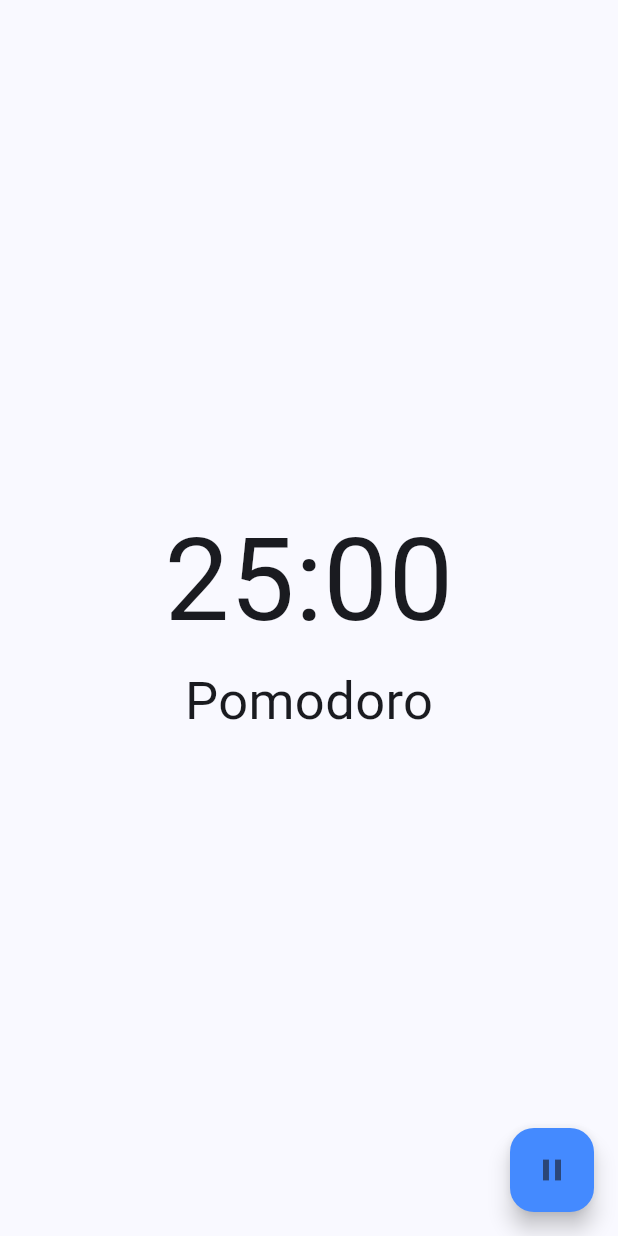
After one commit to JasonBoyett/you_version_pomodoro, a Flutter app: the HomePage screen opened directly, after a tap on the "play arrow" icon, on a phone screen of 412 x 824 dp. The commit adds this screen. Run offline on Flutter 3.47's test engine with Material 3 defaults, Android fonts, the light colour scheme and no system bars; our stand-ins replace flutter_riverpod.

Commit message:
quick reorganization

```diff
--- /dev/null
+++ b/lib/app.dart
@@ -0,0 +1,19 @@
+import 'package:flutter/material.dart';
+
+import 'home-page.dart';
+
+class App extends StatelessWidget {
+  const App({super.key});
+
+  @override
+  Widget build(BuildContext context) {
+    return MaterialApp(
+      title: 'Tomoto Timer',
+      theme: ThemeData(
+        colorScheme: ColorScheme.fromSeed(seedColor: Colors.blueAccent),
+        useMaterial3: true,
+      ),
+      home: const HomePage(),
+    );
+  }
+}
--- a/lib/helpers.dart
+++ b/lib/helpers.dart
@@ -1,3 +1,5 @@
+import 'pomodoroProps.dart';
+
 String displayMinutesTimer(int seconds) {
   int minutes = seconds ~/ 60;
   int remainingSeconds = seconds % 60;
--- /dev/null
+++ b/lib/home-page.dart
@@ -0,0 +1,58 @@
+import 'package:flutter/material.dart';
+import 'package:flutter_riverpod/flutter_riverpod.dart';
+
+import 'helpers.dart';
+import 'pomodoroProps.dart';
+
+class HomePage extends ConsumerWidget {
+  const HomePage({super.key});
+
+  @override
+  Widget build(BuildContext context, WidgetRef ref) {
+    var value = ref.watch(pomodoroProvider);
+    return Scaffold(
+      body: Center(
+        child: Column(
+          mainAxisAlignment: MainAxisAlignment.center,
+          children: [
+            Text(
+              displayMinutesTimer(value.secondsInStage),
+              textScaler: const TextScaler.linear(5.5),
+            ),
+            Text(
+              value.currentStage.name,
+              textScaler: const TextScaler.linear(2.5),
+            ),
+          ],
+        ),
+      ),
+      floatingActionButton: FloatingActionButton(
+        backgroundColor: Colors.blueAccent,
+        onPressed: () {
+          switch (value.currentStage) {
+            case PomodoroStages.paused:
+              ref.read(pomodoroProvider).resume();
+              break;
+            case PomodoroStages.preStart:
+              {
+                ref.read(pomodoroProvider).start();
+                break;
+              }
+            default:
+              {
+                ref.read(pomodoroProvider).pause();
+                break;
+              }
+          }
+        },
+        child: value.currentStage == PomodoroStages.paused ||
+                value.currentStage == PomodoroStages.preStart
+            ? const Icon(Icons.play_arrow)
+            : const Icon(Icons.pause),
+      ),
+    );
+  }
+}
+
+final pomodoroProvider =
+    ChangeNotifierProvider<PomodoroModel>((ref) => PomodoroModel());
```
Also changed, not shown: lib/main.dart (+2 -72 lines), lib/pomodoroProps.dart (+25 -1 lines).
